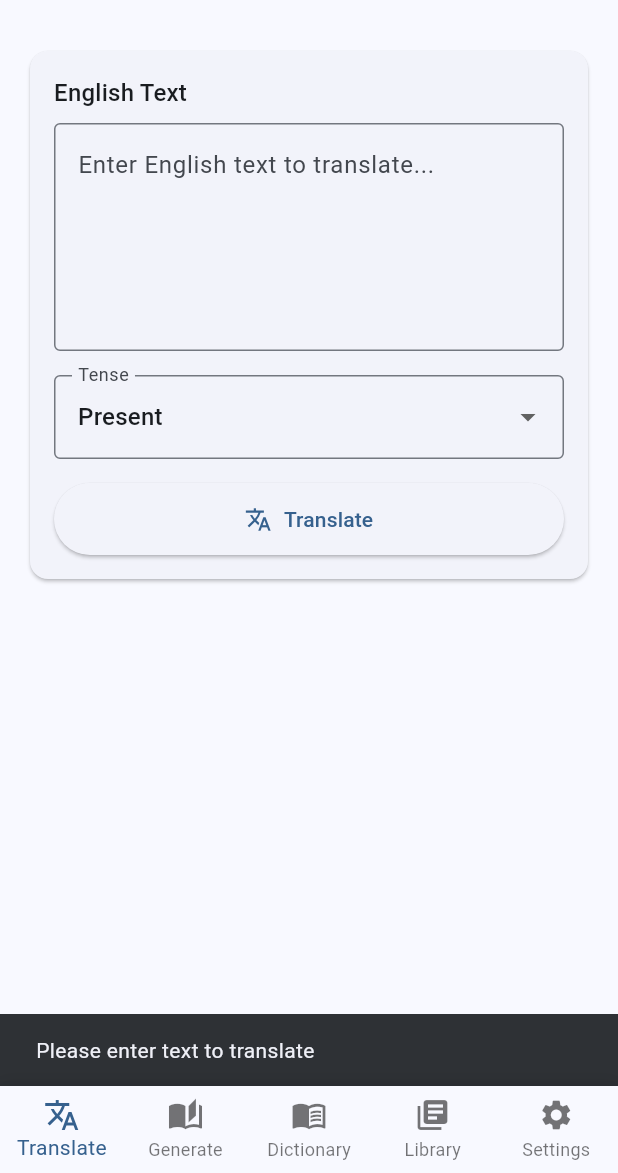
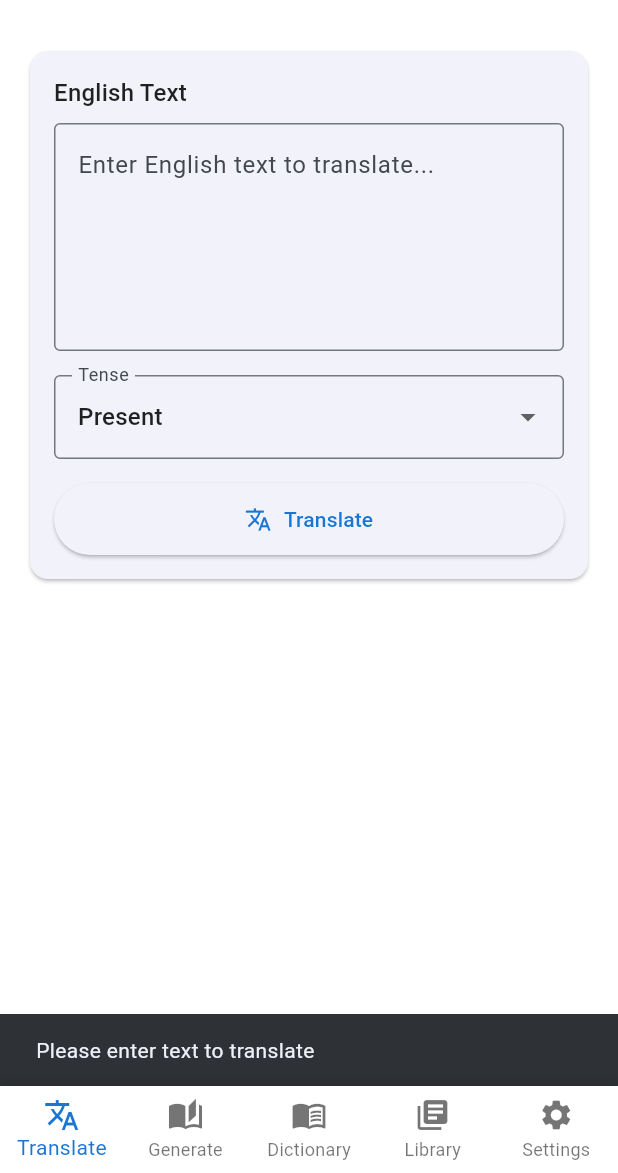
Before and after one commit to A221a2777ge1A221a2777ge1/IkaLanguage, a Flutter app: the HomeScreen screen opened directly, after a tap on "Translate", on a phone screen of 412 x 824 dp, the part 63-1236 px from its top. Run offline on Flutter 3.47's test engine with Material 3 defaults, Android fonts, the phone set to English and light mode, and no system bars; our stand-ins replace dio, firebase_auth, firebase_core, flutter_cache_manager, flutter_riverpod, hive_flutter and 1 more; accounts and stored records are empty; network calls fail.

Commit message:
Sync correct app updates from ika_app; backend build-info + Flutter UI/API fixes

```diff
--- a/flutter_ika_app/lib/screens/dictionary_screen.dart
+++ b/flutter_ika_app/lib/screens/dictionary_screen.dart
@@ -15,6 +15,18 @@
 class _DictionaryScreenState extends ConsumerState<DictionaryScreen> {
   final TextEditingController _searchController = TextEditingController();
   final FocusNode _focusNode = FocusNode();
+  bool _initialLoadDone = false;
+
+  @override
+  void initState() {
+    super.initState();
+    WidgetsBinding.instance.addPostFrameCallback((_) {
+      if (!_initialLoadDone) {
+        _initialLoadDone = true;
+        ref.read(dictionaryProvider.notifier).search('');
+      }
+    });
+  }
 
   @override
   void dispose() {
@@ -44,14 +56,17 @@
                 children: [
                   Text(
                     'English → Ika',
-                    style: Theme.of(context).textTheme.titleMedium,
+                    style: Theme.of(context).textTheme.titleMedium?.copyWith(
+                          color: Colors.black87,
+                          fontWeight: FontWeight.w600,
+                        ),
                   ),
                   const SizedBox(height: 8),
                   TextField(
                     controller: _searchController,
                     focusNode: _focusNode,
                     decoration: const InputDecoration(
-                      hintText: 'Type an English word (e.g. hello, run, water)',
+                      hintText: 'Type an English word or leave empty for all',
                       border: OutlineInputBorder(),
                       prefixIcon: Icon(Icons.search),
                     ),
@@ -59,16 +74,32 @@
                     onSubmitted: (_) => _search(),
                   ),
                   const SizedBox(height: 12),
+                  Row(
+                    children: [
                       FilledButton.icon(
                         onPressed: state.isLoading ? null : _search,
                         icon: state.isLoading
                             ? const SizedBox(
                                 width: 20,
                                 height: 20,
-                            child: CircularProgressIndicator(strokeWidth: 2),
+                                child: CircularProgressIndicator(
+                                    strokeWidth: 2, color: Colors.white),
                               )
                             : const Icon(Icons.search),
-                    label: Text(state.isLoading ? 'Searching...' : 'Look up'),
+                        label: Text(state.isLoading ? 'Loading...' : 'Look up'),
+                      ),
+                      const SizedBox(width: 8),
+                      OutlinedButton.icon(
+                        onPressed: state.isLoading
+                            ? null
+                            : () {
+                                _searchController.clear();
+                                ref.read(dictionaryProvider.notifier).search('');
+                              },
+                        icon: const Icon(Icons.list),
+                        label: const Text('Show all'),
+                      ),
+                    ],
                   ),
                 ],
               ),
@@ -90,14 +121,27 @@
           if (state.entries.isNotEmpty) ...[
             const SizedBox(height: 16),
             Text(
-              'Ika words',
-              style: Theme.of(context).textTheme.titleMedium,
+              state.lastQuery == 'all'
+                  ? 'All Ika words (${state.entries.length})'
+                  : 'Ika words (${state.entries.length})',
+              style: Theme.of(context).textTheme.titleMedium?.copyWith(
+                    color: Colors.black87,
+                    fontWeight: FontWeight.w600,
+                  ),
             ),
             const SizedBox(height: 8),
-            ...state.entries.map((e) => _EntryCard(entry: e)),
+            SizedBox(
+              height: MediaQuery.of(context).size.height * 0.5,
+              child: ListView.builder(
+                itemCount: state.entries.length,
+                itemBuilder: (context, i) =>
+                    _EntryCard(entry: state.entries[i]),
+              ),
+            ),
           ],
           if (!state.isLoading &&
               state.lastQuery.isNotEmpty &&
+              state.lastQuery != 'all' &&
               state.entries.isEmpty &&
               state.error == null) ...[
             const SizedBox(height: 16),
--- a/flutter_ika_app/lib/screens/home_screen.dart
+++ b/flutter_ika_app/lib/screens/home_screen.dart
@@ -40,10 +40,10 @@
       ),
       bottomNavigationBar: Container(
         decoration: BoxDecoration(
-          color: Theme.of(context).colorScheme.surface,
+          color: Colors.white,
           boxShadow: [
             BoxShadow(
-              color: Colors.black.withOpacity(0.1),
+              color: Colors.black.withOpacity(0.12),
               blurRadius: 8,
               offset: const Offset(0, -2),
             ),
@@ -57,6 +57,9 @@
                 _currentIndex = index;
               });
             },
+            backgroundColor: Colors.white,
+            selectedItemColor: Colors.blue.shade700,
+            unselectedItemColor: Colors.black54,
             type: BottomNavigationBarType.fixed,
             items: const [
             BottomNavigationBarItem(
--- a/flutter_ika_app/lib/state/dictionary_provider.dart
+++ b/flutter_ika_app/lib/state/dictionary_provider.dart
@@ -38,17 +38,15 @@
 
   DictionaryNotifier(this._api) : super(DictionaryState());
 
+  /// Search by prefix, or load all words when query is empty (up to 700).
   Future<void> search(String query) async {
     final q = query.trim();
-    if (q.isEmpty) {
-      state = state.copyWith(entries: [], error: null, lastQuery: '');
-      return;
-    }
-
-    state = state.copyWith(isLoading: true, error: null, lastQuery: q);
+    state = state.copyWith(isLoading: true, error: null, lastQuery: q.isEmpty ? 'all' : q);
 
     try {
-      final response = await _api.dictionaryLookup(q);
+      final response = q.isEmpty
+          ? await _api.dictionaryLookup('', limit: 700)
+          : await _api.dictionaryLookup(q, limit: 200);
       state = state.copyWith(
         isLoading: false,
         entries: response.entries,
```
Also changed, not shown: flutter_ika_app/lib/api/api_client.dart (+19 -0 lines), flutter_ika_app/lib/api/ika_api.dart (+15 -3 lines), flutter_ika_app/lib/app.dart (+20 -2 lines), flutter_ika_app/lib/widgets/audio_player_widget.dart (+23 -6 lines), flutter_ika_app/pubspec.lock, 8 other files. Lines whose indentation alone changed are shown as unchanged.
